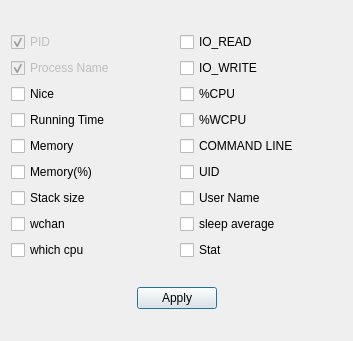
Qt form qjdoptions.ui (xtfllbl/qjdprocess) before a commit.
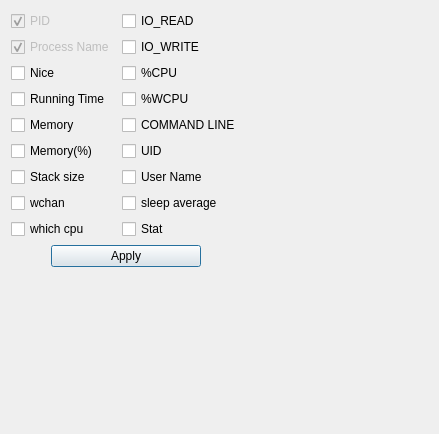
The same form after that commit. Icons and pictures are not drawn.

Commit message: 初步转变界面

```diff
--- a/qjdoptions.ui
+++ b/qjdoptions.ui
@@ -6,8 +6,8 @@
    <rect>
     <x>0</x>
     <y>0</y>
-    <width>353</width>
-    <height>341</height>
+    <width>439</width>
+    <height>434</height>
    </rect>
   </property>
   <property name="windowTitle">
@@ -227,6 +227,12 @@
      </item>
      <item>
       <widget class="QPushButton" name="btnApplyField">
+       <property name="minimumSize">
+        <size>
+         <width>150</width>
+         <height>0</height>
+        </size>
+       </property>
        <property name="text">
         <string>Apply</string>
        </property>
@@ -247,6 +253,32 @@
      </item>
     </layout>
    </item>
+   <item row="0" column="1">
+    <spacer name="horizontalSpacer_3">
+     <property name="orientation">
+      <enum>Qt::Horizontal</enum>
+     </property>
+     <property name="sizeHint" stdset="0">
+      <size>
+       <width>40</width>
+       <height>20</height>
+      </size>
+     </property>
+    </spacer>
+   </item>
+   <item row="2" column="0">
+    <spacer name="verticalSpacer">
+     <property name="orientation">
+      <enum>Qt::Vertical</enum>
+     </property>
+     <property name="sizeHint" stdset="0">
+      <size>
+       <width>20</width>
+       <height>40</height>
+      </size>
+     </property>
+    </spacer>
+   </item>
   </layout>
  </widget>
  <resources/>
```
Left out of the diff: 4 changed lines with no effect on the pictures. The commit also changes 6 other files.
